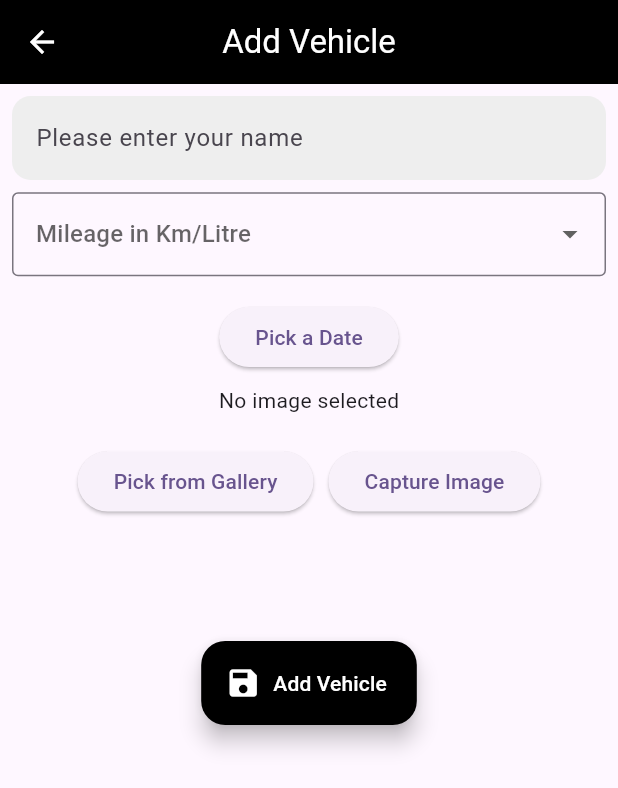
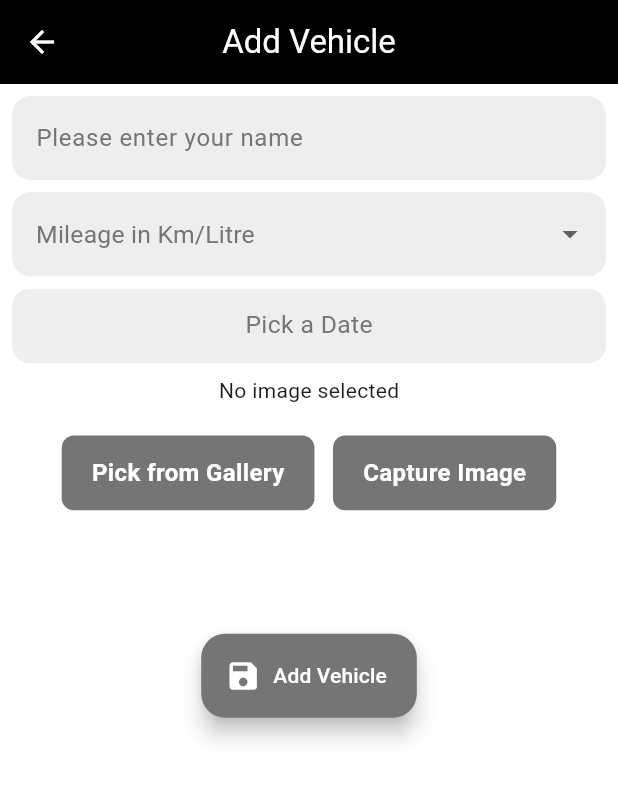
Before and after one commit to AATHILA/vehicle, a Flutter app: the Addvehicle screen opened directly, on a phone screen of 412 x 824 dp. Shown: the top 788 px of the screen. Run offline on Flutter 3.47's test engine with Material 3 defaults, Android fonts, the phone set to English and light mode, and no system bars; our stand-ins replace cloud_firestore, device_preview, firebase_core, firebase_storage, google_fonts, image_picker and 2 more; missing offline and left inert: dart:ffi; accounts and stored records are empty.

Commit message:
working code

```diff
--- a/lib/addvehicle.dart
+++ b/lib/addvehicle.dart
@@ -7,7 +7,9 @@ import 'package:firebase_core/firebase_core.dart';
 import 'package:firebase_storage/firebase_storage.dart';
 import 'package:flutter/material.dart';
 import 'package:image_picker/image_picker.dart';
+import 'package:vehicle/constants/color_pallette.dart';
 import 'package:vehicle/vehiclelist.dart';
+import 'constants/custom_text.dart';
 import 'main.dart';
 import 'models/usermodel.dart';
 
@@ -36,28 +38,31 @@ class _AddvehicleState extends State<Addvehicle> {
   DateTime? _selectedYear;
   int? _selectedYearStr;
   String? base64String;
-  // Future<void> _selectDate(BuildContext context) async {
-  //   DateTime? pickedDate = await showDatePicker(
-  //     context: context,
-  //     initialDate: DateTime.now(),
-  //     firstDate: DateTime(2000),
-  //     lastDate: DateTime(2030),
-  //   );
-  //
-  //   if (pickedDate != null) {
-  //     setState(() {
-  //       _selectedYear = pickedDate;
-  //     });
-  //   }
-  // }
 
+  showMsg(String msg){
+    ScaffoldMessenger.of(context).showSnackBar(SnackBar(content: Text(msg)));
+  }
 
   Future<void> selectYear(BuildContext context) async {
     DateTime currentDate = DateTime.now();
-    DateTime? pickedDate = await showDialog<DateTime>(
+
+    await showDialog<DateTime>(
       context: context,
       builder: (BuildContext context) {
-        return Dialog(
+        return Theme(
+          data: ThemeData(
+            colorScheme: ColorScheme.dark(
+              primary: ColorPallette.buttonColor, // Selected year background color
+              onPrimary: ColorPallette.accentColor, // Selected year text color
+              surface: ColorPallette.secondaryColor, // Dialog background
+              onSurface: ColorPallette.textColor, // Text color
+            ),
+          ),
+          child: Dialog(
+            backgroundColor: ColorPallette.secondaryColor, // Dialog background
+            shape: RoundedRectangleBorder(
+              borderRadius: BorderRadius.circular(12.0),
+            ),
             child: SizedBox(
               height: 300,
               child: YearPicker(
@@ -66,11 +71,12 @@ class _AddvehicleState extends State<Addvehicle> {
                 selectedDate: _selectedYear ?? currentDate,
                 onChanged: (DateTime date) {
                   setState(() {
-                  _selectedYear=date;
-                  _selectedYearStr = date.year; // Convert year to String
+                    _selectedYear = date;
+                    _selectedYearStr = date.year;
                   });
                   Navigator.pop(context);
                 },
+              ),
             ),
           ),
         );
@@ -116,24 +122,8 @@ try{
       List<int> imageBytes = await _image!.readAsBytes();
       base64String = base64Encode(imageBytes);
 
-      //await uploadToFirebaseStorage(_image!);
     }
   }
-  // Future<void> uploadToFirebaseStorage(File image) async {
-  //   String fileName = DateTime.now().millisecondsSinceEpoch.toString();
-  //   Reference storageRef =
-  //   FirebaseStorage.instance.ref().child('vehicles/$fileName.jpg');
-  //   UploadTask uploadTask = storageRef.putFile(image);
-  //   await uploadTask.whenComplete(() async {
-  //      String downloadURL = await storageRef.getDownloadURL();
-  // //
-  //     // Save download URL in Firestore
-  //     // await FirebaseFirestore.instance.collection('vehicles').add({
-  //     //   'image_url': downloadURL,
-  //     //   'timestamp': FieldValue.serverTimestamp(),
-  //     // });
-    //});
- // }
 
 
   @override
@@ -143,7 +133,7 @@ try{
         title: Text("Add Vehicle"),
         backgroundColor: Colors.black,
         foregroundColor: Colors.white,
-        leading: Icon(Icons.arrow_back),
+        leading: Icon(Icons.arrow_back) ,
         centerTitle: true,
       ),
       body: Padding(
@@ -154,8 +144,10 @@ try{
               controller: nameController,
               decoration: InputDecoration(
                 filled: true,
-                fillColor: Colors.grey[200],
+                fillColor: ColorPallette.buttonColor,
                 hintText: "Please enter your name",
+                hintStyle: TextStyle(fontWeight: FontWeight.normal,
+                    color: ColorPallette.textColorinbutton),
                 border: OutlineInputBorder(
                     borderSide: BorderSide.none,
                     borderRadius: BorderRadius.circular(width * 0.03)),
@@ -164,15 +156,17 @@ try{
             SizedBox(
               height: height * 0.01,
             ),
+
+
         DropdownButtonFormField<int>(
-              dropdownColor: Colors.grey[200],
-              focusColor: Colors.grey[200],
+          dropdownColor: ColorPallette.buttonColor, // Matching theme
           value: _selectedItem,
-              hint: Text('Mileage in Km/Litre'),
+          hint: Text('Mileage in Km/Litre', style: TextStyle(color: ColorPallette.textColorinbutton,
+              fontSize:width*0.04,fontWeight: FontWeight.normal),),
           items: _filteredItems.map((int value) {
             return DropdownMenuItem<int>(
               value: value,
-                  child: Text(value.toString()),
+              child: Text(value.toString(), style: TextStyle(color: ColorPallette.textColor)),
             );
           }).toList(),
           onChanged: (newValue) {
@@ -181,37 +175,34 @@ try{
             });
           },
           decoration: InputDecoration(
-                border: OutlineInputBorder(),
+            filled: true,
+            fillColor: ColorPallette.buttonColor, // Background color
+            border: OutlineInputBorder(
+              borderRadius: BorderRadius.circular(width * 0.03),
+              borderSide: BorderSide.none, // No outline
             ),
           ),
+        ),
+
         SizedBox(
               height: height * 0.01,
             ),
-            Container(
-              decoration: BoxDecoration(
-                borderRadius: BorderRadius.circular(width*0.3),
-                color: Colors.grey,
 
+            CustomButton(
+
+              height: height*0.67,
+              title: _selectedYearStr == null
+                  ? "Pick a Date"
+                  : "${_selectedYearStr!}",
+
+              color: ColorPallette.textColorinbutton,
+
+              backgroundColor: ColorPallette.buttonColor,
+              borderRadius: 12.0,
+              fontSize: width*0.04,
+              onPressed: () => selectYear(context),
+              fontWeight: FontWeight.normal,
             ),
-
-            ),
-            SizedBox(
-              height: height * 0.01,
-            ),
-            ElevatedButton(
-              onPressed: () => selectYear(context),
-              child: Text( _selectedYearStr== null
-                  ? "Pick a Date"
-                  : "Year : ${_selectedYearStr!}",),
-            ),
-            // ElevatedButton(
-            //   onPressed: () => _selectDate(context),
-            //   child: Text(
-            //     _selectedDate == null
-            //         ? "Pick a Date"
-            //         : "Year: ${_selectedDate!.year.toString()}",
-            //   ),
-            // ),
 
             SizedBox(
               height: height * 0.01,
@@ -226,14 +217,22 @@ try{
                 Row(
                   mainAxisAlignment: MainAxisAlignment.center,
                   children: [
-                    ElevatedButton(
+    CustomButton(
+      height: height*0.67,
+    title: 'Pick from Gallery',
+    backgroundColor: ColorPallette.textColorinbutton,
+    borderRadius: 8.0,
+    fontSize: 16.0,
         onPressed: () => _pickImage(ImageSource.gallery),
-                      child: Text('Pick from Gallery'),
     ),
-                    SizedBox(width: 10),
-                    ElevatedButton(
+                SizedBox(width: width*0.03),
+    CustomButton(
+      height: height*0.67,
+    title: 'Capture Image',
+    backgroundColor: ColorPallette.textColorinbutton,
+    borderRadius: 8.0,
+    fontSize: 16.0,
     onPressed: () => _pickImage(ImageSource.camera),
-                      child: Text('Capture Image'),
     ),
                   ],
                 ),
@@ -244,15 +243,26 @@ try{
             ),
             FloatingActionButton.extended(
               icon: Icon(Icons.save),
-              backgroundColor: Colors.black,
+              backgroundColor: ColorPallette.textColorinbutton,
               foregroundColor: Colors.white,
-              onPressed: () => {
-                addVehicleFunction(),
+              onPressed: () {
+                addVehicleFunction();
+                if(nameController!="" && _selectedItem!=null && _selectedYearStr!=null && _image!=null){
                   Navigator.push(
 
                     context,
                     MaterialPageRoute(builder: (context) => CarGridScreen()),
-              ),
+                  );
+                }
+                else{
+                  nameController.text==""?showMsg("Please enter name"):
+                  _selectedItem==null?showMsg("Please select mileage"):
+                      _selectedYearStr==null?showMsg("Please pick a year"):
+                          showMsg("Please select an image");
+                }
+
+
+
               }, label:  Text("Add Vehicle"),
 
 
--- /dev/null
+++ b/lib/constants/color_pallette.dart
@@ -0,0 +1,12 @@
+import 'dart:ui';
+
+class ColorPallette{
+  static const primaryColor=Color(0xff1E3A8A);
+  static const secondaryColor=Color(0xffFFFFFF);
+  static const accentColor=Color(0xff1c5657);
+  static const textColor=Color(0xff1F2937);
+  static const buttonColor=Color(0xffEEEEEE);
+  static const textColorinbutton=Color(0xff757575);
+  static const cardNameColor=Color(0xFF070101);
+
+}
--- /dev/null
+++ b/lib/constants/custom_text.dart
@@ -0,0 +1,56 @@
+import 'dart:ffi';
+
+import 'package:flutter/material.dart';
+
+import '../main.dart';
+
+class CustomButton extends StatelessWidget {
+  final String title;
+  final Color? color;
+  final FontWeight? fontWeight;
+  final double? fontSize;
+  final VoidCallback? onPressed;
+  final Decoration? decoration;
+  final double? borderRadius;
+  final Color? backgroundColor;
+  final double height;
+
+  const CustomButton({
+    super.key,
+    required this.title,
+     required this.height,
+    this.color,
+    this.fontWeight,
+    this.fontSize,
+    this.onPressed,
+    this.decoration,
+    this.borderRadius,
+    this.backgroundColor,
+  });
+
+  @override
+  Widget build(BuildContext context) {
+    return GestureDetector(
+      onTap: onPressed,
+      child: Container(
+        height: height*0.09,
+        padding: const EdgeInsets.symmetric(vertical: 12, horizontal: 20),
+        decoration: decoration ??
+            BoxDecoration(
+              color: backgroundColor ?? Colors.blue,
+              borderRadius: BorderRadius.circular(borderRadius ?? 8.0),
+            ),
+        child: Center(
+          child: Text(
+            title,
+            style: TextStyle(
+              color: color ?? Colors.white,
+              fontWeight: fontWeight ?? FontWeight.bold,
+              fontSize: fontSize ?? 16.0,
+            ),
+          ),
+        ),
+      ),
+    );
+  }
+}
--- a/lib/main.dart
+++ b/lib/main.dart
@@ -3,6 +3,7 @@ import 'package:firebase_core/firebase_core.dart';
 import 'package:flutter/foundation.dart';
 import 'package:flutter/material.dart';
 import 'package:vehicle/addvehicle.dart';
+import 'package:vehicle/constants/color_pallette.dart';
 import 'package:vehicle/savevehicle.dart';
 import 'package:vehicle/vehiclelist.dart';
 
@@ -33,10 +34,11 @@ class MyApp extends StatelessWidget {
     return MaterialApp(
       title: 'Flutter Demo',
       theme: ThemeData(
+        scaffoldBackgroundColor: ColorPallette.secondaryColor,
         colorScheme: ColorScheme.fromSeed(seedColor: Colors.deepPurple),
         useMaterial3: true,
       ),
-      home: MyHomePage(),
+      home: CarGridScreen(),
       debugShowCheckedModeBanner: false,
     );
   }
--- a/pubspec.yaml
+++ b/pubspec.yaml
@@ -41,6 +41,7 @@ dependencies:
   firebase_storage: ^12.4.3
   flutter_image_compress: ^2.4.0
   lottie: ^3.3.1
+  google_fonts: ^6.2.1
 
 dev_dependencies:
   flutter_test:
```
Also changed, not shown: lib/vehiclelist.dart (+219 -112 lines), pubspec.lock, 5 other files. Lines whose indentation alone changed are shown as unchanged.
